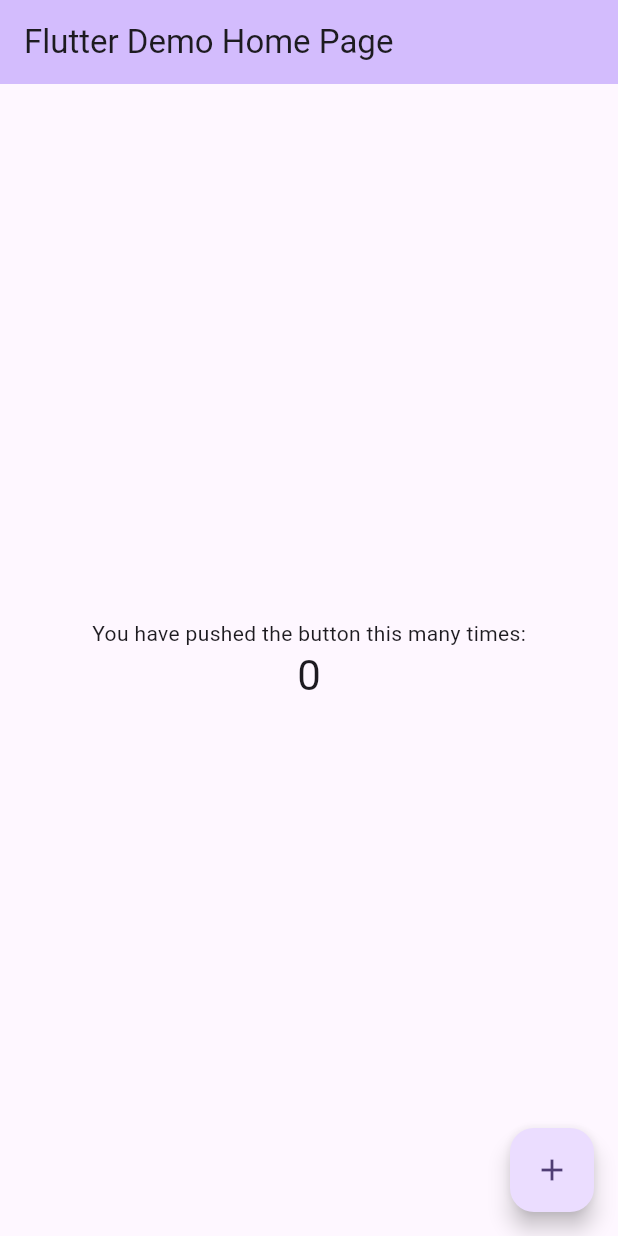
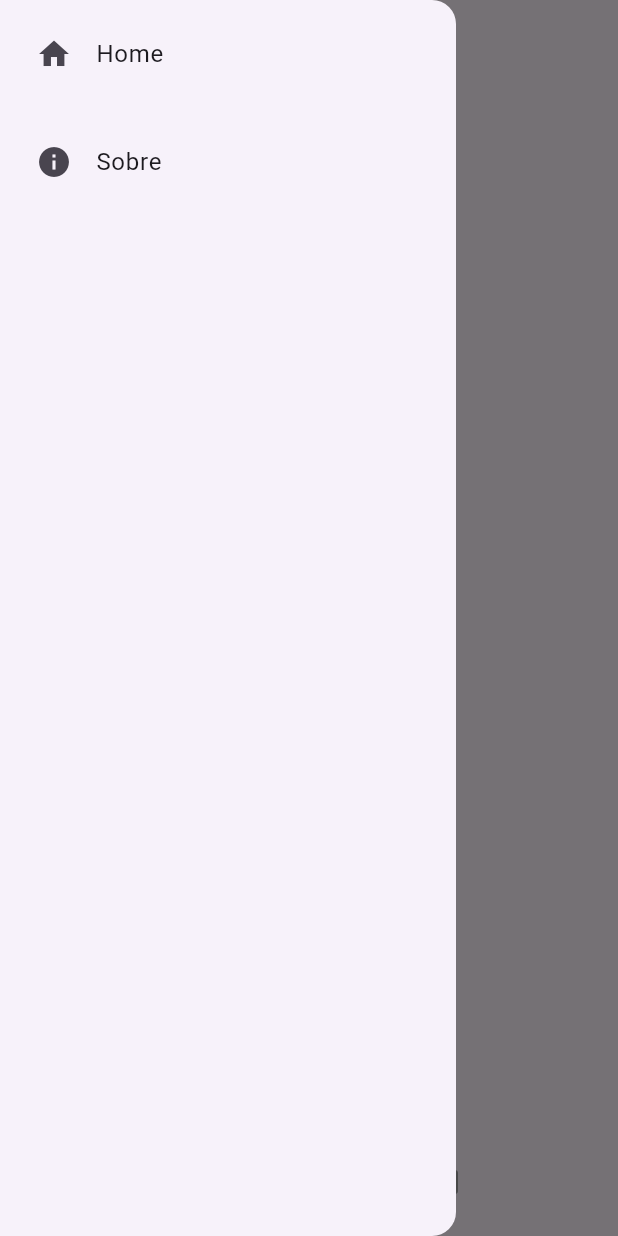
Before and after one commit to mateus-sartorio/roka-data-mobile-client, a Flutter app: the screen it shows after launch, with the side drawer open (before the commit the screen has no drawer), on a phone screen of 412 x 824 dp. Run offline on Flutter 3.47's test engine with Material 3 defaults, Android fonts, the phone set to English and light mode, and no system bars; drawn by our look-alikes of google_nav_bar; network calls fail.

Commit message:
getting data from backend

```diff
--- /dev/null
+++ b/mobile_client/lib/components/bottom_navbar.dart
@@ -0,0 +1,32 @@
+import 'package:flutter/material.dart';
+import 'package:google_nav_bar/google_nav_bar.dart';
+
+class BottomNavbar extends StatelessWidget {
+  final Function(int)? onTabChange;
+
+  const BottomNavbar({Key? key, required this.onTabChange}) : super(key: key);
+
+  @override
+  Widget build(BuildContext context) {
+    return Container(
+      padding: const EdgeInsets.symmetric(vertical: 10),
+      child: GNav(
+          padding: const EdgeInsets.all(15),
+          color: Colors.grey,
+          activeColor: Colors.black,
+          tabActiveBorder: Border.all(color: Colors.grey[200]!),
+          tabBackgroundColor: Colors.grey[200]!,
+          mainAxisAlignment: MainAxisAlignment.center,
+          onTabChange: (value) => onTabChange!(value),
+          tabBorderRadius: 15,
+          tabs: const [
+            GButton(icon: Icons.home, text: "Residentes"),
+            GButton(icon: Icons.upload),
+            GButton(
+              icon: Icons.shopping_bag_rounded,
+              text: "Coleta",
+            )
+          ]),
+    );
+  }
+}
--- /dev/null
+++ b/mobile_client/lib/enums/situation.dart
@@ -0,0 +1,5 @@
+enum Situation {
+  active,
+  inactive,
+  noContact,
+}
--- a/mobile_client/lib/main.dart
+++ b/mobile_client/lib/main.dart
@@ -1,125 +1,29 @@
 import 'package:flutter/material.dart';
+import 'package:mobile_client/pages/home_page.dart';
+import 'package:mobile_client/store/global_state.dart';
+import 'package:provider/provider.dart';
 
 void main() {
   runApp(const MyApp());
 }
 
-class MyApp extends StatelessWidget {
-  const MyApp({super.key});
+class MyApp extends StatefulWidget {
+  const MyApp({Key? key}) : super(key: key);
 
-  // This widget is the root of your application.
+  @override
+  State<MyApp> createState() => _MainState();
+}
+
+class _MainState extends State<MyApp> {
   @override
   Widget build(BuildContext context) {
-    return MaterialApp(
-      title: 'Flutter Demo',
-      theme: ThemeData(
-        // This is the theme of your application.
-        //
-        // TRY THIS: Try running your application with "flutter run". You'll see
-        // the application has a purple toolbar. Then, without quitting the app,
-        // try changing the seedColor in the colorScheme below to Colors.green
-        // and then invoke "hot reload" (save your changes or press the "hot
-        // reload" button in a Flutter-supported IDE, or press "r" if you used
-        // the command line to start the app).
-        //
-        // Notice that the counter didn't reset back to zero; the application
-        // state is not lost during the reload. To reset the state, use hot
-        // restart instead.
-        //
-        // This works for code too, not just values: Most code changes can be
-        // tested with just a hot reload.
-        colorScheme: ColorScheme.fromSeed(seedColor: Colors.deepPurple),
-        useMaterial3: true,
+    return ChangeNotifierProvider(
+      create: (context) => GlobalState(residents: []),
+      builder: (context, child) => MaterialApp(
+        debugShowCheckedModeBanner: false,
+        home: const HomePage(),
+        theme: ThemeData.light(),
       ),
-      home: const MyHomePage(title: 'Flutter Demo Home Page'),
     );
   }
 }
-
-class MyHomePage extends StatefulWidget {
-  const MyHomePage({super.key, required this.title});
-
-  // This widget is the home page of your application. It is stateful, meaning
-  // that it has a State object (defined below) that contains fields that affect
-  // how it looks.
-
-  // This class is the configuration for the state. It holds the values (in this
-  // case the title) provided by the parent (in this case the App widget) and
-  // used by the build method of the State. Fields in a Widget subclass are
-  // always marked "final".
-
-  final String title;
-
-  @override
-  State<MyHomePage> createState() => _MyHomePageState();
-}
-
-class _MyHomePageState extends State<MyHomePage> {
-  int _counter = 0;
-
-  void _incrementCounter() {
-    setState(() {
-      // This call to setState tells the Flutter framework that something has
-      // changed in this State, which causes it to rerun the build method below
-      // so that the display can reflect the updated values. If we changed
-      // _counter without calling setState(), then the build method would not be
-      // called again, and so nothing would appear to happen.
-      _counter++;
-    });
-  }
-
-  @override
-  Widget build(BuildContext context) {
-    // This method is rerun every time setState is called, for instance as done
-    // by the _incrementCounter method above.
-    //
-    // The Flutter framework has been optimized to make rerunning build methods
-    // fast, so that you can just rebuild anything that needs updating rather
-    // than having to individually change instances of widgets.
-    return Scaffold(
-      appBar: AppBar(
-        // TRY THIS: Try changing the color here to a specific color (to
-        // Colors.amber, perhaps?) and trigger a hot reload to see the AppBar
-        // change color while the other colors stay the same.
-        backgroundColor: Theme.of(context).colorScheme.inversePrimary,
-        // Here we take the value from the MyHomePage object that was created by
-        // the App.build method, and use it to set our appbar title.
-        title: Text(widget.title),
-      ),
-      body: Center(
-        // Center is a layout widget. It takes a single child and positions it
-        // in the middle of the parent.
-        child: Column(
-          // Column is also a layout widget. It takes a list of children and
-          // arranges them vertically. By default, it sizes itself to fit its
-          // children horizontally, and tries to be as tall as its parent.
-          //
-          // Column has various properties to control how it sizes itself and
-          // how it positions its children. Here we use mainAxisAlignment to
-          // center the children vertically; the main axis here is the vertical
-          // axis because Columns are vertical (the cross axis would be
-          // horizontal).
-          //
-          // TRY THIS: Invoke "debug painting" (choose the "Toggle Debug Paint"
-          // action in the IDE, or press "p" in the console), to see the
-          // wireframe for each widget.
-          mainAxisAlignment: MainAxisAlignment.center,
-          children: <Widget>[
-            const Text(
-              'You have pushed the button this many times:',
-            ),
-            Text(
-              '$_counter',
-              style: Theme.of(context).textTheme.headlineMedium,
-            ),
-          ],
-        ),
-      ),
-      floatingActionButton: FloatingActionButton(
-        onPressed: _incrementCounter,
-        tooltip: 'Increment',
-        child: const Icon(Icons.add),
-      ), // This trailing comma makes auto-formatting nicer for build methods.
-    );
-  }
-}
--- /dev/null
+++ b/mobile_client/lib/models/collect.dart
@@ -0,0 +1,18 @@
+class Collect {
+  int id;
+  int ammount;
+  DateTime collectedOn;
+  DateTime createdAt;
+  int residentId;
+  DateTime updatedAt;
+  bool isNew;
+
+  Collect(
+      {required this.ammount,
+      required this.collectedOn,
+      required this.createdAt,
+      required this.id,
+      required this.residentId,
+      required this.updatedAt,
+      required this.isNew});
+}
--- /dev/null
+++ b/mobile_client/lib/models/resident.dart
@@ -0,0 +1,45 @@
+import 'package:mobile_client/enums/situation.dart';
+import 'package:mobile_client/models/collect.dart';
+
+class Resident {
+  int id;
+  String address;
+  // DateTime birthdate;
+  List<Collect> collects;
+  // DateTime createdAt;
+  bool hasPlaque;
+  bool isOnWhatsappGroup;
+  bool livesInJN;
+  String name;
+  String observations;
+  String phone;
+  String profession;
+  String referencePoint;
+  int registrationYear;
+  int residentsInTheHouse;
+  int rokaId;
+  Situation situation;
+  // DateTime updatedAt;
+  bool isNew;
+
+  Resident(
+      {required this.id,
+      required this.address,
+      // required this.birthdate,
+      required this.collects,
+      // required this.createdAt,
+      required this.hasPlaque,
+      required this.isOnWhatsappGroup,
+      required this.livesInJN,
+      required this.name,
+      required this.observations,
+      required this.phone,
+      required this.profession,
+      required this.referencePoint,
+      required this.registrationYear,
+      required this.residentsInTheHouse,
+      required this.rokaId,
+      required this.situation,
+      // required this.updatedAt,
+      required this.isNew});
+}
--- /dev/null
+++ b/mobile_client/lib/pages/collects_page.dart
@@ -0,0 +1,10 @@
+import 'package:flutter/material.dart';
+
+class CollectsPage extends StatelessWidget {
+  const CollectsPage({Key? key}) : super(key: key);
+
+  @override
+  Widget build(BuildContext context) {
+    return Container();
+  }
+}
--- /dev/null
+++ b/mobile_client/lib/pages/home_page.dart
@@ -0,0 +1,140 @@
+import 'dart:convert';
+
+import 'package:flutter/foundation.dart';
+import 'package:flutter/material.dart';
+import 'package:http/http.dart';
+import 'package:mobile_client/components/bottom_navbar.dart';
+import 'package:mobile_client/enums/situation.dart';
+import 'package:mobile_client/models/resident.dart';
+import 'package:mobile_client/pages/collects_page.dart';
+import 'package:mobile_client/pages/residents_page.dart';
+import 'package:mobile_client/pages/upload_page.dart';
+import 'package:http/http.dart' as http;
+import 'package:mobile_client/store/global_state.dart';
+import 'package:provider/provider.dart';
+
+class HomePage extends StatefulWidget {
+  const HomePage({Key? key}) : super(key: key);
+
+  @override
+  State<HomePage> createState() => _HomePageState();
+}
+
+class _HomePageState extends State<HomePage> {
+  @override
+  void initState() {
+    super.initState();
+    fetchData();
+  }
+
+  Future<void> fetchData() async {
+    const String backendRoute = "http://10.0.2.2:3000/residents";
+    Uri uri = Uri.parse(backendRoute);
+
+    try {
+      final Response response = await http.get(uri);
+      List<dynamic> responseBody = jsonDecode(response.body);
+
+      List<Resident> residents = [];
+
+      for (dynamic residentMapObject in responseBody) {
+        Resident resident = Resident(
+            id: residentMapObject["id"],
+            address: residentMapObject["address"],
+            // birthdate: DateTime.parse(residentMapObject["birthdate"]),
+            collects: [],
+            // createdAt: DateTime.parse(residentMapObject["created_at"]),
+            hasPlaque: residentMapObject["has_plaque"],
+            isOnWhatsappGroup: residentMapObject["is_on_whatsapp_group"],
+            livesInJN: residentMapObject["lives_in_JN"],
+            name: residentMapObject["name"],
+            observations: residentMapObject["observations"],
+            phone: residentMapObject["phone"],
+            profession: residentMapObject["profession"],
+            referencePoint: residentMapObject["reference_point"],
+            registrationYear: residentMapObject["registration_year"],
+            residentsInTheHouse: residentMapObject["residents_in_the_house"],
+            rokaId: residentMapObject["roka_id"],
+            situation: Situation.active,
+            // updatedAt: DateTime.parse(residentMapObject["updated_at"]),
+            isNew: false);
+
+        residents.add(resident);
+      }
+
+      saveData(residents);
+    } catch (e) {
+      // TODO: treat any problema that may occur with the HTTP request
+      if (kDebugMode) {
+        print("deu bosta");
+      }
+    }
+  }
+
+  void saveData(List<Resident> residents) {
+    Provider.of<GlobalState>(context, listen: false).setState(residents);
+  }
+
+  int _selectedIndex = 0;
+
+  navigateBottomBar(int index) {
+    setState(() {
+      _selectedIndex = index;
+    });
+  }
+
+  final List<Widget> _pages = [
+    // shop page
+    const ResidentsPage(),
+
+    // upload page
+    const UploadPage(),
+
+    // cart page
+    const CollectsPage(),
+  ];
+
+  @override
+  Widget build(BuildContext context) {
+    return Scaffold(
+      bottomNavigationBar:
+          BottomNavbar(onTabChange: (index) => navigateBottomBar(index)),
+      body: _pages[_selectedIndex],
+      appBar: AppBar(
+          centerTitle: true,
+          title: const Text(
+            "♻️ Roka",
+            style: TextStyle(fontSize: 19, fontWeight: FontWeight.bold),
+          ),
+          backgroundColor: Colors.transparent,
+          elevation: 0,
+          leading: Builder(
+            builder: (context) => IconButton(
+              onPressed: () {
+                Scaffold.of(context).openDrawer();
+              },
+              icon: const Icon(Icons.menu),
+            ),
+          )),
+      drawer: const Drawer(
+        child: Column(mainAxisAlignment: MainAxisAlignment.start, children: [
+          // logo
+
+          Padding(
+            padding: EdgeInsets.all(8.0),
+            child: ListTile(leading: Icon(Icons.home), title: Text("Home")),
+          ),
+          Padding(
+            padding: EdgeInsets.all(8.0),
+            child: ListTile(
+              leading: Icon(Icons.info),
+              title: Text("Sobre"),
+            ),
+          ),
+
+          //other pages
+        ]),
+      ),
+    );
+  }
+}
--- /dev/null
+++ b/mobile_client/lib/pages/residents_page.dart
@@ -0,0 +1,16 @@
+import 'package:flutter/material.dart';
+import 'package:mobile_client/store/global_state.dart';
+import 'package:provider/provider.dart';
+
+class ResidentsPage extends StatelessWidget {
+  const ResidentsPage({Key? key}) : super(key: key);
+
+  @override
+  Widget build(BuildContext context) {
+    return Consumer<GlobalState>(
+      builder: (context, value, child) => ListView.builder(
+          itemCount: value.residents.length,
+          itemBuilder: (context, index) => Text(value.residents[index].name)),
+    );
+  }
+}
--- /dev/null
+++ b/mobile_client/lib/pages/upload_page.dart
@@ -0,0 +1,10 @@
+import 'package:flutter/material.dart';
+
+class UploadPage extends StatelessWidget {
+  const UploadPage({Key? key}) : super(key: key);
+
+  @override
+  Widget build(BuildContext context) {
+    return Container();
+  }
+}
--- /dev/null
+++ b/mobile_client/lib/store/global_state.dart
@@ -0,0 +1,13 @@
+import 'package:flutter/material.dart';
+import 'package:mobile_client/models/resident.dart';
+
+class GlobalState extends ChangeNotifier {
+  List<Resident> residents;
+
+  GlobalState({required this.residents});
+
+  void setState(List<Resident> residents) {
+    this.residents = residents;
+    notifyListeners();
+  }
+}
--- a/mobile_client/pubspec.yaml
+++ b/mobile_client/pubspec.yaml
@@ -35,6 +35,10 @@ dependencies:
   # The following adds the Cupertino Icons font to your application.
   # Use with the CupertinoIcons class for iOS style icons.
   cupertino_icons: ^1.0.2
+
+  google_nav_bar: ^5.0.6
+  provider: ^6.1.1
+  http: ^1.1.2
 
 dev_dependencies:
   flutter_test:
```
Also changed, not shown: mobile_client/pubspec.lock, 2 other files.
